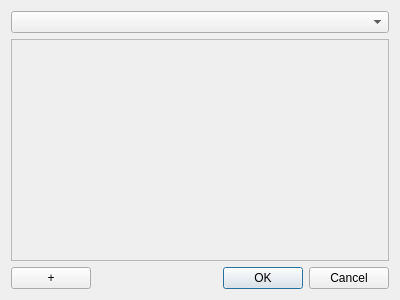
First picture: the form in L021/validator_dialog.ui, repository nem-e5i5/LO21P2014, before the edit.
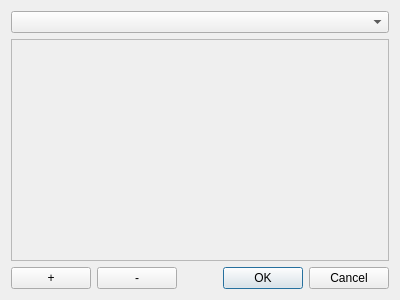
Second picture: the form after the edit.

Commit message: remove_button

Diff of the .ui file:
```diff
--- a/L021/validator_dialog.ui
+++ b/L021/validator_dialog.ui
@@ -14,27 +14,7 @@
    <string>Dialog</string>
   </property>
   <layout class="QGridLayout" name="gridLayout">
-   <item row="4" column="1">
-    <widget class="QDialogButtonBox" name="buttonBox">
-     <property name="orientation">
-      <enum>Qt::Horizontal</enum>
-     </property>
-     <property name="standardButtons">
-      <set>QDialogButtonBox::Cancel|QDialogButtonBox::Ok</set>
-     </property>
-    </widget>
-   </item>
-   <item row="4" column="0">
-    <widget class="QPushButton" name="add_button">
-     <property name="text">
-      <string>+</string>
-     </property>
-    </widget>
-   </item>
-   <item row="0" column="0" colspan="2">
-    <widget class="QComboBox" name="choose_validator_combobox"/>
-   </item>
-   <item row="1" column="0" colspan="2">
+   <item row="1" column="0" colspan="3">
     <widget class="QScrollArea" name="scrollArea">
      <property name="widgetResizable">
       <bool>true</bool>
@@ -56,6 +36,33 @@
      </widget>
     </widget>
    </item>
+   <item row="4" column="2">
+    <widget class="QDialogButtonBox" name="buttonBox">
+     <property name="orientation">
+      <enum>Qt::Horizontal</enum>
+     </property>
+     <property name="standardButtons">
+      <set>QDialogButtonBox::Cancel|QDialogButtonBox::Ok</set>
+     </property>
+    </widget>
+   </item>
+   <item row="4" column="0">
+    <widget class="QPushButton" name="add_button">
+     <property name="text">
+      <string>+</string>
+     </property>
+    </widget>
+   </item>
+   <item row="0" column="0" colspan="3">
+    <widget class="QComboBox" name="choose_validator_combobox"/>
+   </item>
+   <item row="4" column="1">
+    <widget class="QPushButton" name="remove_button">
+     <property name="text">
+      <string>-</string>
+     </property>
+    </widget>
+   </item>
   </layout>
  </widget>
  <resources/>
```
